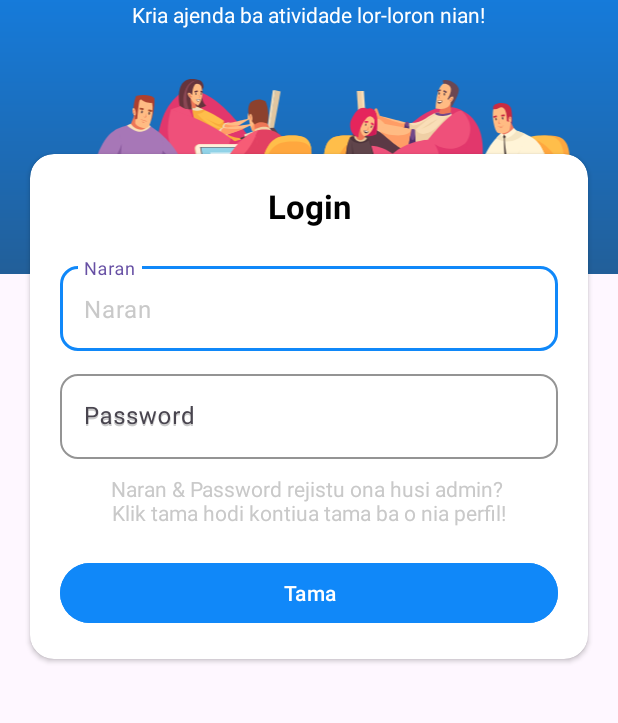
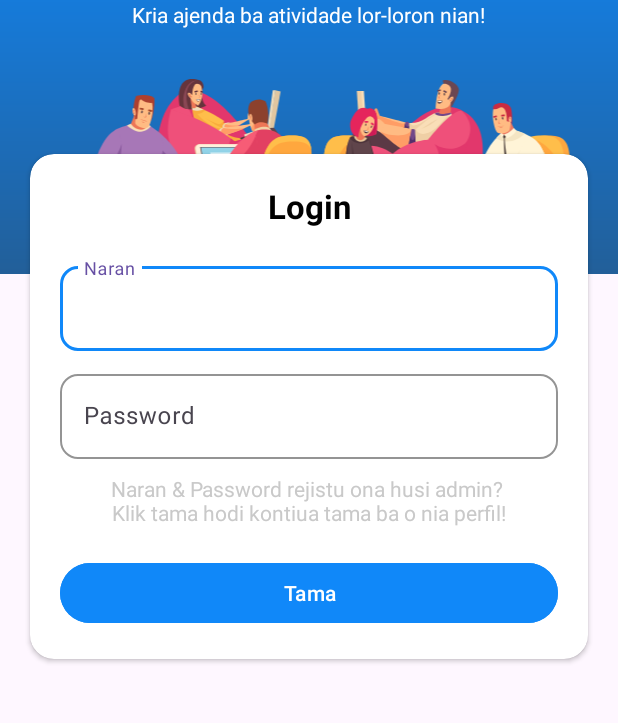
Before and after one commit to Rivaldo21/TicbookApp, an Android app: the LoginActivity screen opened directly, with no data from a screen before it, on a phone screen of 412 x 824 dp, the part 131-854 px from its top. Run offline under Robolectric (Android 15) with nearby library versions, the phone set to English and light mode, and no system bars.

Commit message:
Modify EditText Login

```diff
--- a/app/src/main/res/layout/activity_login.xml
+++ b/app/src/main/res/layout/activity_login.xml
@@ -110,8 +110,8 @@
                     android:layout_height="wrap_content"
                     android:inputType="text"
                     android:textColor="@color/black"
-                    android:textColorHint="@color/gray"
-                    android:hint="Naran" />
+                    android:textColorHint="@color/gray"/>
+
             </com.google.android.material.textfield.TextInputLayout>
 
             <!-- Input Password -->
@@ -120,7 +120,6 @@
                 android:layout_width="match_parent"
                 android:layout_height="wrap_content"
                 android:layout_marginTop="10dp"
-                android:hint="Password"
                 app:boxBackgroundMode="outline"
                 app:boxStrokeColor="@color/blue"
                 app:boxStrokeWidth="1dp"
@@ -137,6 +136,7 @@
                     android:textColor="@color/black"
                     android:textColorHint="@color/gray"
                     android:hint="Password" />
+
             </com.google.android.material.textfield.TextInputLayout>
 
             <!-- Pesan Info -->
```
